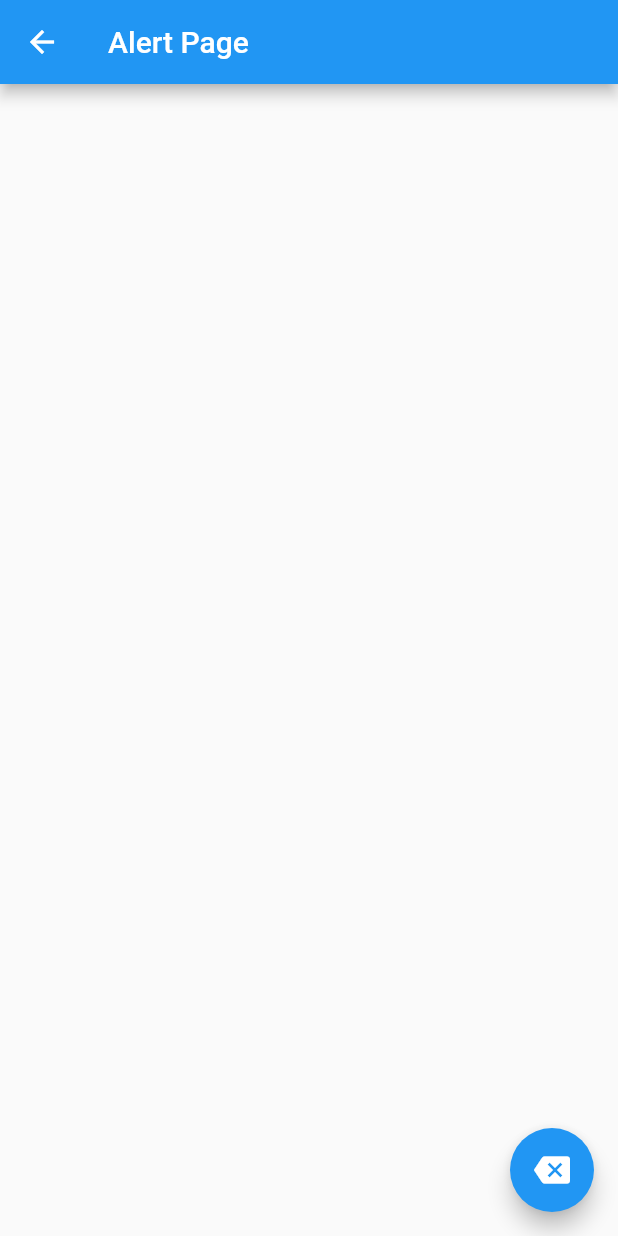
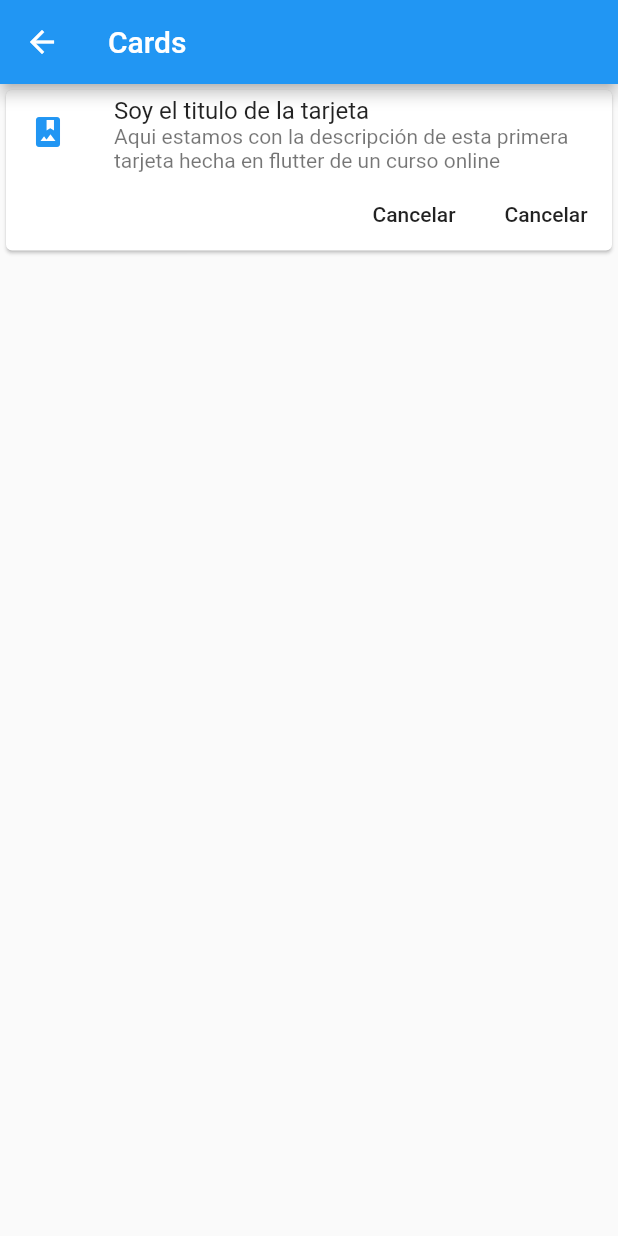
Before and after one commit to WCNosliwsys/fluttercomp, a Flutter app: the screen it shows after launch, after a tap on "Cards - Tarjetas", on a phone screen of 412 x 824 dp. Run offline on Flutter 3.47's test engine with Material 2 defaults, Android fonts, the phone set to English and light mode, and no system bars.

Commit message:
Card Widget

```diff
--- /dev/null
+++ b/lib/src/pages/card_page.dart
@@ -0,0 +1,42 @@
+import 'package:flutter/material.dart';
+class CardPage extends StatelessWidget {
+  @override
+  Widget build(BuildContext context) {
+    return Scaffold(
+      appBar: AppBar(
+        title: Text('Cards'),
+      ),
+      body:ListView(
+        children: <Widget>[
+          _cardTipo1()
+        ],
+      ),
+    );
+  }
+  Widget _cardTipo1(){
+    return Card(
+      child: Column(
+        children: <Widget>[
+          ListTile(
+            leading: Icon(Icons.photo_album,color: Colors.blue,),
+            title: Text('Soy el titulo de la tarjeta'),
+            subtitle: Text('Aqui estamos con la descripción de esta primera tarjeta hecha en flutter de un curso online'),
+          ),
+          Row(
+            mainAxisAlignment: MainAxisAlignment.end,
+            children: <Widget>[
+              FlatButton(
+                child: Text('Cancelar'),
+                onPressed: (){},
+              ),
+              FlatButton(
+                child: Text('Cancelar'),
+                onPressed: (){},
+              ),
+            ],
+          )
+        ],
+      ),
+    );
+  }
+}
--- a/lib/src/routes/routes.dart
+++ b/lib/src/routes/routes.dart
@@ -1,11 +1,13 @@
 import 'package:flutter/material.dart';
 import 'package:flutter_components/src/pages/alert_page.dart';
 import 'package:flutter_components/src/pages/avatar_page.dart';
+import 'package:flutter_components/src/pages/card_page.dart';
 import 'package:flutter_components/src/pages/home_page.dart';
 Map <String, WidgetBuilder> getApplicationRoutes() {
   return <String, WidgetBuilder>{
     '/': (BuildContext context) => HomePage(),
     'alert': (BuildContext context) => AlertPage(),
     'avatar': (BuildContext context) => AvatarPage(),
+    'card': (BuildContext context) => CardPage(),
   };
 }
```
